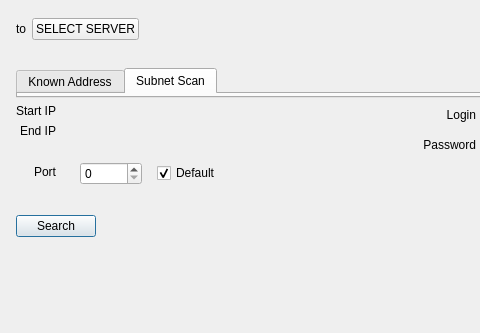
This is vms/client/nx_vms_client_desktop/src/nx/vms/client/desktop/manual_device_addition/dialog/device_addition_dialog.ui in networkoptix/nx_open as Qt 5 draws it before an edit; both pictures show x 0 to 480 and y 0 to 333 of the 720 by 603 pixel window. The edited form follows.
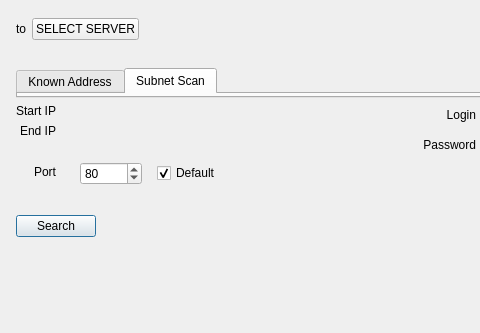
This is the edited form. The open tabs and pages were chosen to show the change. Custom widgets are drawn as their Qt base class.

Commit message:
Default port value in 'Add Device' dialog has been set to 80
<==== Mercurial data ====>
Branch: vms_4.0_gui

Patch:
```diff
--- a/vms/client/nx_vms_client_desktop/src/nx/vms/client/desktop/manual_device_addition/dialog/device_addition_dialog.ui
+++ b/vms/client/nx_vms_client_desktop/src/nx/vms/client/desktop/manual_device_addition/dialog/device_addition_dialog.ui
@@ -476,6 +476,9 @@
                       <property name="maximum">
                        <number>65535</number>
                       </property>
+                      <property name="value">
+                       <number>80</number>
+                      </property>
                      </widget>
                     </item>
                    </layout>
```
Left out of the diff: 2 changed lines with no effect on the pictures.
